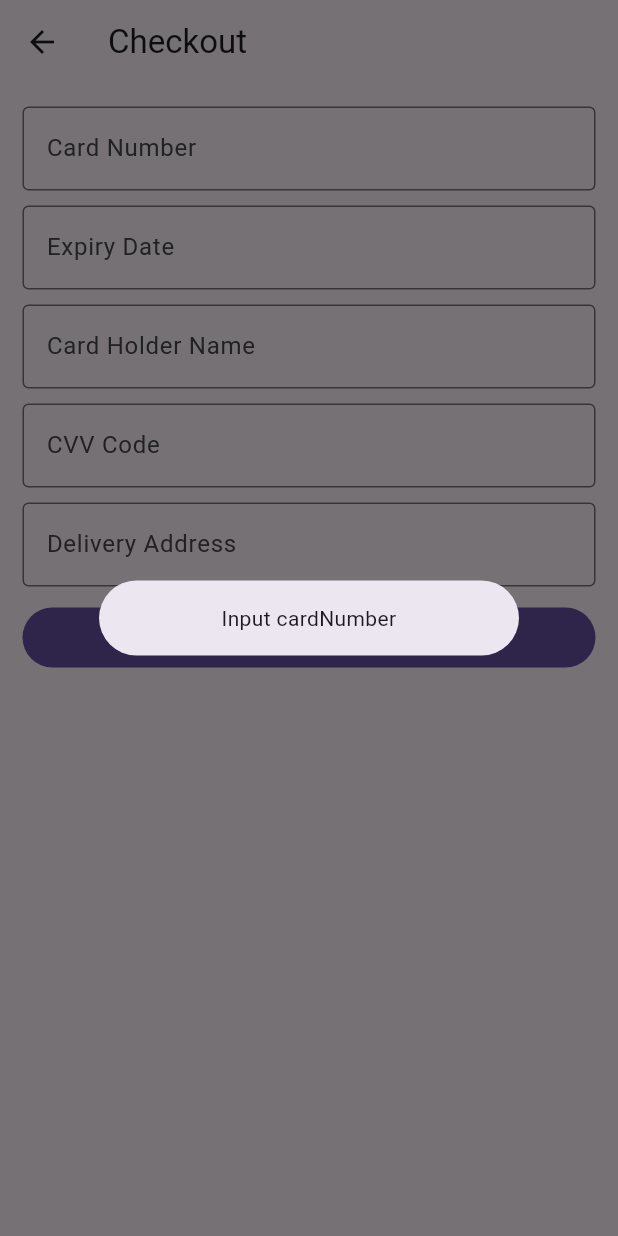
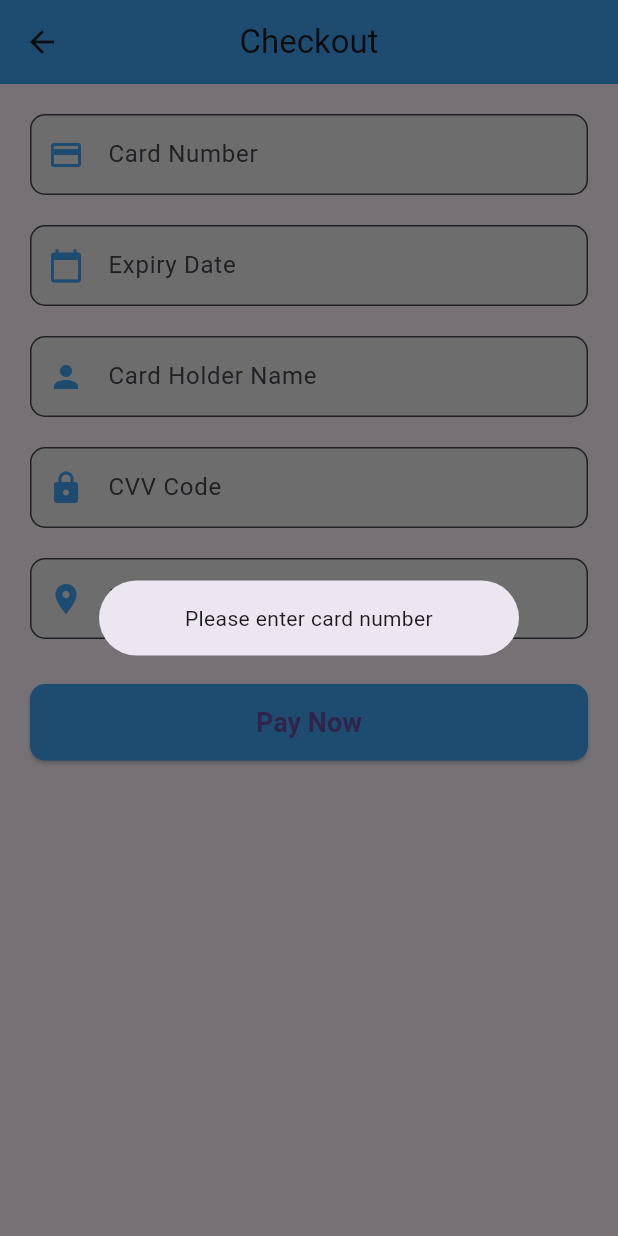
Before and after one commit to likaien996/DEMO, a Flutter app: the PaymentPage screen opened directly, after a tap on "Pay Now", on a phone screen of 412 x 824 dp. Run offline on Flutter 3.47's test engine with Material 3 defaults, Android fonts, the phone set to English and light mode, and no system bars; our stand-ins replace cloud_firestore, firebase_auth, firebase_core, firebase_storage, flutter_rating_bar, image_picker and 1 more; accounts and stored records are empty.

Commit message:
Update page_payment.dart

```diff
--- a/lib/pages/page_payment.dart
+++ b/lib/pages/page_payment.dart
@@ -16,11 +16,11 @@ class PaymentPage extends StatefulWidget {
 }
 
 class _PaymentPageState extends State<PaymentPage> {
-  var _cardNumberController = TextEditingController();
-  var _expiryDateController = TextEditingController();
-  var _cardHolderNameController = TextEditingController();
-  var _cvvCodeController = TextEditingController();
-  var _deliveryAddressController = TextEditingController();
+  final _cardNumberController = TextEditingController();
+  final _expiryDateController = TextEditingController();
+  final _cardHolderNameController = TextEditingController();
+  final _cvvCodeController = TextEditingController();
+  final _deliveryAddressController = TextEditingController();
 
   bool _showLoading = false;
 
@@ -31,13 +31,11 @@ class _PaymentPageState extends State<PaymentPage> {
     userCard = temp;
     if (temp != null) {
       setState(() {
-        _cardNumberController = TextEditingController(text: temp.cardNumber);
-        _expiryDateController = TextEditingController(text: temp.expiryDate);
-        _cardHolderNameController =
-            TextEditingController(text: temp.cardHolderName);
-        _cvvCodeController = TextEditingController(text: temp.cvvCode);
-        _deliveryAddressController =
-            TextEditingController(text: temp.deliveryAddress);
+        _cardNumberController.text = temp.cardNumber;
+        _expiryDateController.text = temp.expiryDate;
+        _cardHolderNameController.text = temp.cardHolderName;
+        _cvvCodeController.text = temp.cvvCode;
+        _deliveryAddressController.text = temp.deliveryAddress;
       });
     }
   }
@@ -53,121 +51,140 @@ class _PaymentPageState extends State<PaymentPage> {
     return Scaffold(
       appBar: AppBar(
         title: const Text("Checkout"),
+        backgroundColor: const Color(0xFF42A5F5), // 使用现代感的蓝色
+        centerTitle: true,
       ),
-      body: Stack(
+      body: ListView(
+        padding: const EdgeInsets.all(20),
         children: [
-          ListView(
-            padding: const EdgeInsets.all(15),
-            children: [
-              TextField(
+          _buildTextField(
             controller: _cardNumberController,
-                decoration: const InputDecoration(
             hintText: "Card Number",
-                  border: OutlineInputBorder(),
+            icon: Icons.credit_card,
           ),
+          const SizedBox(height: 20),
+          _buildTextField(
+            controller: _expiryDateController,
+            hintText: "Expiry Date",
+            icon: Icons.calendar_today,
           ),
-              const SizedBox(height: 10),
-              TextField(
-                controller: _expiryDateController,
-                decoration: const InputDecoration(
-                  hintText: "Expiry Date",
-                  border: OutlineInputBorder(),
+          const SizedBox(height: 20),
+          _buildTextField(
+            controller: _cardHolderNameController,
+            hintText: "Card Holder Name",
+            icon: Icons.person,
           ),
+          const SizedBox(height: 20),
+          _buildTextField(
+            controller: _cvvCodeController,
+            hintText: "CVV Code",
+            icon: Icons.lock,
           ),
-              const SizedBox(height: 10),
-              TextField(
-                controller: _cardHolderNameController,
-                decoration: const InputDecoration(
-                  hintText: "Card Holder Name",
-                  border: OutlineInputBorder(),
+          const SizedBox(height: 20),
+          _buildTextField(
+            controller: _deliveryAddressController,
+            hintText: "Delivery Address",
+            icon: Icons.location_on,
           ),
+          const SizedBox(height: 30),
+          ElevatedButton(
+            onPressed: _pay,
+            style: ElevatedButton.styleFrom(
+              backgroundColor: const Color(0xFF42A5F5), // 蓝色按钮
+              padding: const EdgeInsets.symmetric(vertical: 15),
+              shape: RoundedRectangleBorder(
+                borderRadius: BorderRadius.circular(10),
               ),
-              const SizedBox(height: 10),
-              TextField(
-                controller: _cvvCodeController,
-                decoration: const InputDecoration(
-                  hintText: "CVV Code",
-                  border: OutlineInputBorder(),
+              textStyle:
+                  const TextStyle(fontSize: 18, fontWeight: FontWeight.bold),
             ),
+            child: const Text("Pay Now"),
           ),
-              const SizedBox(height: 10),
-              TextField(
-                controller: _deliveryAddressController,
-                decoration: const InputDecoration(
-                  hintText: "Delivery Address",
-                  border: OutlineInputBorder(),
-                ),
-              ),
-              const SizedBox(height: 10),
-              FilledButton(
-                  onPressed: () {
-                    _pay(context);
-                  },
-                  child: const Text("Pay Now")),
-            ],
-          ),
-          _showLoading
-              ? const Center(
-                  child: CircularProgressIndicator(),
-                )
-              : const SizedBox()
         ],
       ),
     );
   }
 
-  void _pay(BuildContext context) async {
+  Widget _buildTextField(
+      {required TextEditingController controller,
+      required String hintText,
+      required IconData icon}) {
+    return TextField(
+      controller: controller,
+      decoration: InputDecoration(
+        hintText: hintText,
+        prefixIcon: Icon(icon, color: const Color(0xFF42A5F5)), // 图标使用蓝色
+        border: OutlineInputBorder(
+          borderRadius: BorderRadius.circular(10),
+        ),
+        filled: true,
+        fillColor: Colors.grey[200], // 浅灰色背景
+        contentPadding:
+            const EdgeInsets.symmetric(vertical: 15, horizontal: 20),
+      ),
+      style: const TextStyle(fontSize: 16),
+    );
+  }
+
+  void _pay() async {
     var cardNumber = _cardNumberController.text;
     if (cardNumber.isEmpty) {
-      myShowDialog(context, "Input cardNumber");
+      myShowDialog(context, "Please enter card number");
       return;
     }
     var expiryDate = _expiryDateController.text;
     if (expiryDate.isEmpty) {
-      myShowDialog(context, "Input expiryDate");
+      myShowDialog(context, "Please enter expiry date");
       return;
     }
     var cardHolderName = _cardHolderNameController.text;
     if (cardHolderName.isEmpty) {
-      myShowDialog(context, "Input cardHolderName");
+      myShowDialog(context, "Please enter card holder name");
       return;
     }
     var cvvCode = _cvvCodeController.text;
     if (cvvCode.isEmpty) {
-      myShowDialog(context, "Input cvvCode");
+      myShowDialog(context, "Please enter CVV code");
       return;
     }
     var deliveryAddress = _deliveryAddressController.text;
     if (deliveryAddress.isEmpty) {
-      myShowDialog(context, "Input Delivery Address");
+      myShowDialog(context, "Please enter delivery address");
       return;
     }
 
     var dialogRes = await showDialog(
       context: context,
       builder: (context) => AlertDialog(
-        title: const Text("Confirm Payment"),
+        title: const Text(
+          "Confirm Payment",
+          style: TextStyle(fontSize: 20, fontWeight: FontWeight.bold),
+        ),
         content: SingleChildScrollView(
           child: ListBody(
             children: [
-              Text("Card Number: $cardNumber"),
-              Text("Expiry Date: $expiryDate"),
-              Text("Card Holder Name: $cardHolderName"),
-              Text("CVV Code: $cvvCode"),
-              Text("Delivery Address: $deliveryAddress"),
+              Text("Card Number: $cardNumber",
+                  style: const TextStyle(fontSize: 16)),
+              Text("Expiry Date: $expiryDate",
+                  style: const TextStyle(fontSize: 16)),
+              Text("Card Holder Name: $cardHolderName",
+                  style: const TextStyle(fontSize: 16)),
+              Text("CVV Code: $cvvCode", style: const TextStyle(fontSize: 16)),
+              Text("Delivery Address: $deliveryAddress",
+                  style: const TextStyle(fontSize: 16)),
             ],
           ),
         ),
         actions: [
           TextButton(
             onPressed: () => Navigator.pop(context),
-            child: const Text("Cancel"),
+            child: const Text("Cancel", style: TextStyle(fontSize: 16)),
           ),
           TextButton(
             onPressed: () {
               Navigator.pop(context, true);
             },
-            child: const Text("Yes"),
+            child: const Text("Yes", style: TextStyle(fontSize: 16)),
           ),
         ],
       ),
@@ -196,34 +213,28 @@ class _PaymentPageState extends State<PaymentPage> {
       ),
     );
 
-    if (!context.mounted) {
     setState(() {
       _showLoading = false;
     });
+
+    if (!context.mounted) {
       return;
     }
+
     if (!res) {
-      setState(() {
-        _showLoading = false;
-      });
-      myShowDialog(context, "Error");
+      myShowDialog(context, "Error saving card details");
       return;
     }
 
     var displayCartReceipt =
         context.read<CartProvider>().displayCartReceipt(deliveryAddress);
+    var orderId = await OrderService.saveOrder(displayCartReceipt);
 
-    var orderId = await OrderService.saveOrder(displayCartReceipt);
-    setState(() {
-      _showLoading = false;
-    });
-    if (!context.mounted) {
+    if (orderId.isEmpty) {
+      myShowDialog(context, "Error processing order");
       return;
     }
-    if (orderId.isEmpty) {
-      myShowDialog(context, "Error");
-      return;
-    }
+
     context.read<CartProvider>().clearCart();
     Navigator.of(context).pushReplacement(CupertinoPageRoute(builder: (ctx) {
       return DeliveryProgressPage(orderId: orderId);
```
Lines whose indentation alone changed are shown as unchanged.
